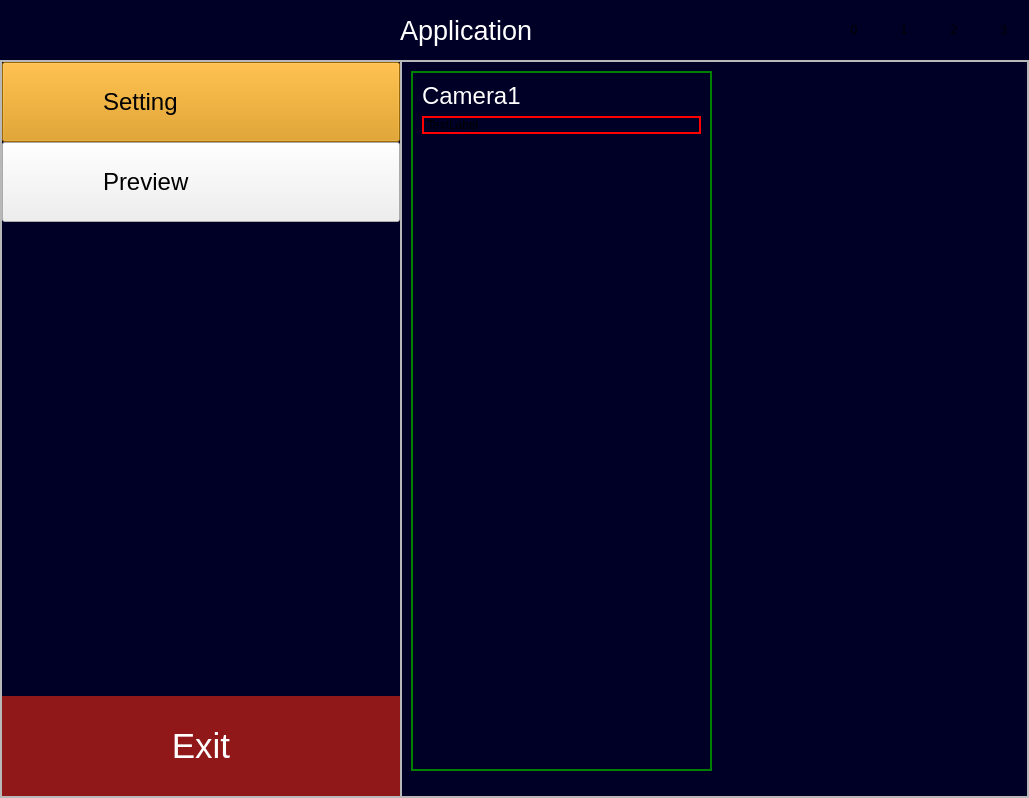
First picture: the form in ui/main_windows.ui, repository nlp4everyone/CameraApplication, before the edit.
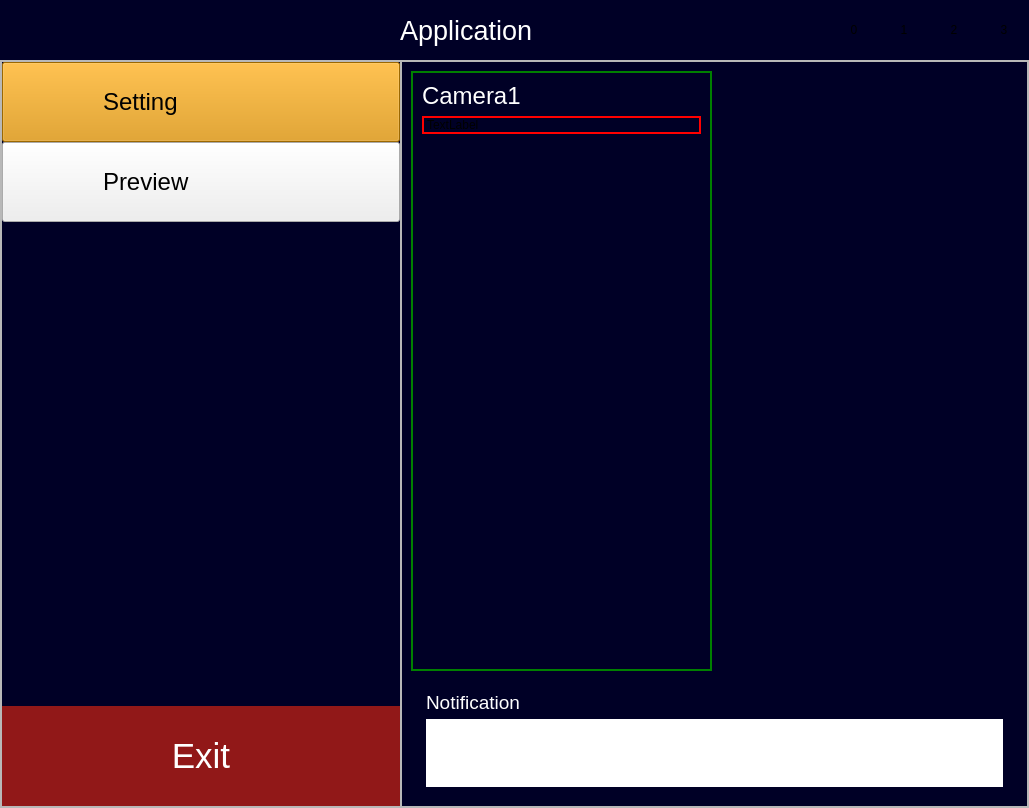
Second picture: the form after the edit.

Commit message: update notification feature

```diff
--- a/ui/main_windows.ui
+++ b/ui/main_windows.ui
@@ -809,18 +809,21 @@
                  <enum>QFrame::Raised</enum>
                 </property>
                 <layout class="QVBoxLayout" name="verticalLayout_7">
+                 <property name="spacing">
+                  <number>15</number>
+                 </property>
                  <item>
                   <widget class="QFrame" name="preview_frame">
                    <property name="minimumSize">
                     <size>
                      <width>0</width>
-                     <height>700</height>
+                     <height>600</height>
                     </size>
                    </property>
                    <property name="maximumSize">
                     <size>
                      <width>16777215</width>
-                     <height>700</height>
+                     <height>600</height>
                     </size>
                    </property>
                    <property name="frameShape">
@@ -895,7 +898,7 @@
                          <property name="sizeHint" stdset="0">
                           <size>
                            <width>20</width>
-                           <height>615</height>
+                           <height>515</height>
                           </size>
                          </property>
                         </spacer>
@@ -924,6 +927,46 @@
                    <property name="frameShadow">
                     <enum>QFrame::Raised</enum>
                    </property>
+                   <layout class="QVBoxLayout" name="verticalLayout_10">
+                    <property name="spacing">
+                     <number>5</number>
+                    </property>
+                    <property name="leftMargin">
+                     <number>15</number>
+                    </property>
+                    <property name="topMargin">
+                     <number>5</number>
+                    </property>
+                    <property name="rightMargin">
+                     <number>15</number>
+                    </property>
+                    <property name="bottomMargin">
+                     <number>10</number>
+                    </property>
+                    <item>
+                     <widget class="QLabel" name="notification_lb">
+                      <property name="font">
+                       <font>
+                        <pointsize>14</pointsize>
+                        <italic>false</italic>
+                       </font>
+                      </property>
+                      <property name="styleSheet">
+                       <string notr="true">color: rgb(255, 255, 255);</string>
+                      </property>
+                      <property name="text">
+                       <string>Notification</string>
+                      </property>
+                     </widget>
+                    </item>
+                    <item>
+                     <widget class="QListWidget" name="notification_widget">
+                      <property name="styleSheet">
+                       <string notr="true"/>
+                      </property>
+                     </widget>
+                    </item>
+                   </layout>
                   </widget>
                  </item>
                 </layout>
```
The commit also changes 1 other file.
